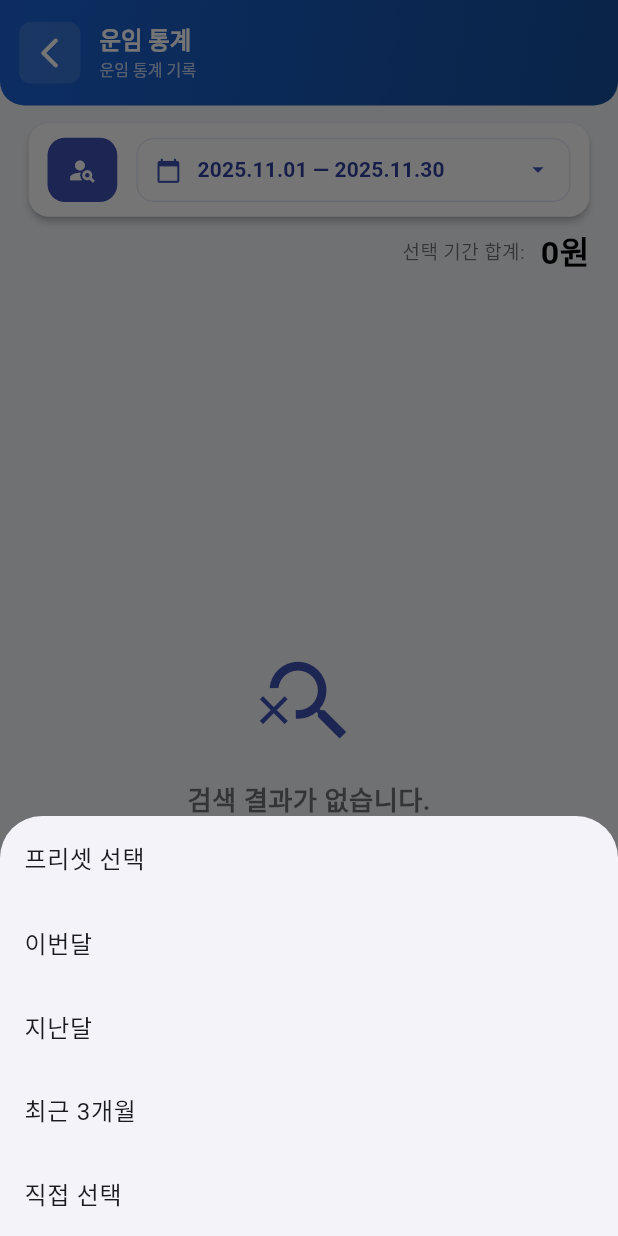
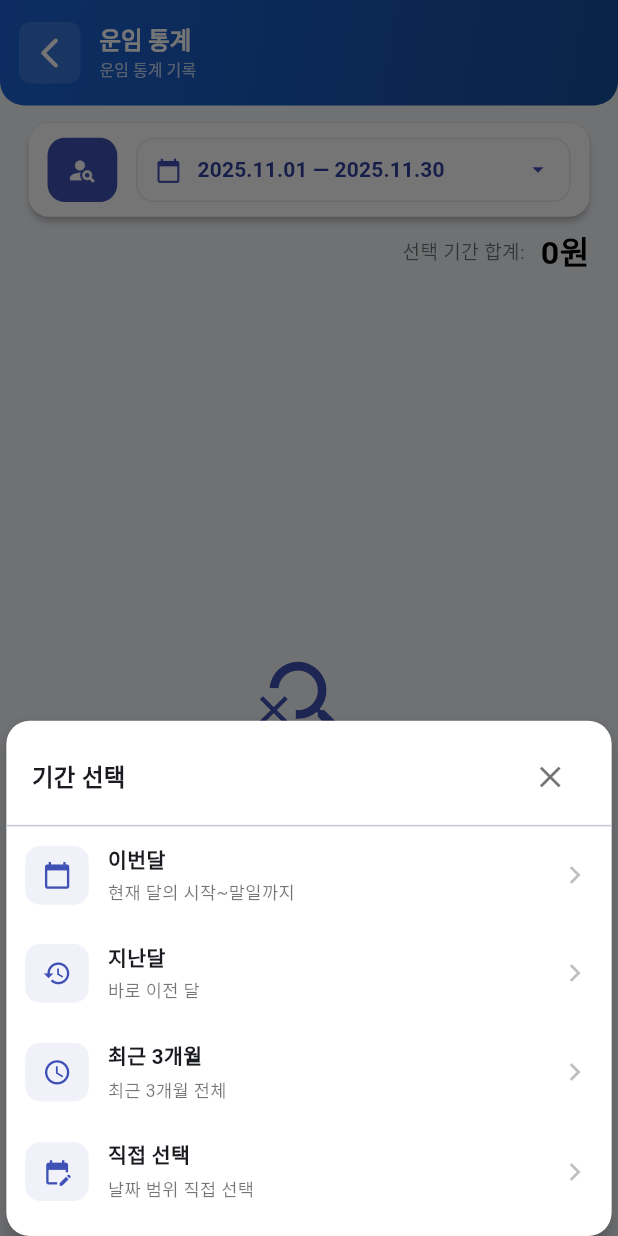
Before and after one commit to jang1231111/line-all-company, a Flutter app: the StatisticsPage screen opened by its route, after a tap on an icon or button, on a phone screen of 412 x 824 dp. Run offline on Flutter 3.47's test engine with Material 3 defaults, Android fonts, the phone set to English and light mode, and no system bars; our stand-ins replace dio, firebase_core, firebase_crashlytics, flutter_dotenv, flutter_riverpod, flutter_screenutil and 5 more; missing offline and left inert: mailer, tutorial_coach_mark; accounts and stored records are empty.

Commit message:
🎨 통계 페이지 디자인 마무리

```diff
--- a/lib/features/condition/presentation/pages/statistics_page.dart
+++ b/lib/features/condition/presentation/pages/statistics_page.dart
@@ -106,7 +106,10 @@ class _StatisticsPageState extends ConsumerState<StatisticsPage> {
       isScrollControlled: true,
       backgroundColor: Colors.transparent,
       builder: (ctx) {
-        return DraggableScrollableSheet(
+        return SafeArea(
+          child: Padding(
+            padding: EdgeInsets.symmetric(horizontal: 4.w),
+            child: DraggableScrollableSheet(
               expand: false,
               initialChildSize: 0.48,
               minChildSize: 0.32,
@@ -117,9 +120,7 @@ class _StatisticsPageState extends ConsumerState<StatisticsPage> {
                     return Container(
                       decoration: BoxDecoration(
                         color: Colors.white,
-                    borderRadius: BorderRadius.vertical(
-                      top: Radius.circular(20.r),
-                    ),
+                        borderRadius: BorderRadius.circular(16.r),
                       ),
                       padding: EdgeInsets.fromLTRB(
                         16.w,
@@ -170,12 +171,19 @@ class _StatisticsPageState extends ConsumerState<StatisticsPage> {
                               controller: controller,
                               autofocus: true,
                               onChanged: (v) => setSt(() {}),
-                          onSubmitted: (v) => Navigator.of(ctx).pop(v.trim()),
+                              onSubmitted: (v) =>
+                                  Navigator.of(ctx).pop(v.trim()),
                               decoration: InputDecoration(
                                 hintText: '화주명 입력',
                                 prefixIcon: Padding(
-                              padding: EdgeInsets.only(left: 8.w, right: 8.w),
-                              child: Icon(Icons.search, color: Colors.indigo),
+                                  padding: EdgeInsets.only(
+                                    left: 8.w,
+                                    right: 8.w,
+                                  ),
+                                  child: Icon(
+                                    Icons.search,
+                                    color: Colors.indigo,
+                                  ),
                                 ),
                                 prefixIconConstraints: BoxConstraints(
                                   minWidth: 40.w,
@@ -224,7 +232,8 @@ class _StatisticsPageState extends ConsumerState<StatisticsPage> {
                               child: ListView.separated(
                                 scrollDirection: Axis.horizontal,
                                 itemCount: suggestions.length,
-                            separatorBuilder: (_, __) => SizedBox(width: 8.w),
+                                separatorBuilder: (_, __) =>
+                                    SizedBox(width: 8.w),
                                 itemBuilder: (c, i) {
                                   final s = suggestions[i];
                                   return GestureDetector(
@@ -236,9 +245,13 @@ class _StatisticsPageState extends ConsumerState<StatisticsPage> {
                                       ),
                                       decoration: BoxDecoration(
                                         color: Colors.indigo.withOpacity(0.06),
-                                    borderRadius: BorderRadius.circular(18.r),
+                                        borderRadius: BorderRadius.circular(
+                                          18.r,
+                                        ),
                                         border: Border.all(
-                                      color: Colors.indigo.withOpacity(0.12),
+                                          color: Colors.indigo.withOpacity(
+                                            0.12,
+                                          ),
                                         ),
                                       ),
 
@@ -308,7 +321,8 @@ class _StatisticsPageState extends ConsumerState<StatisticsPage> {
                                 return ListView.separated(
                                   controller: scrollCtl,
                                   itemCount: list.length,
-                              separatorBuilder: (_, __) => Divider(height: 1.h),
+                                  separatorBuilder: (_, __) =>
+                                      Divider(height: 1.h),
                                   itemBuilder: (_, i) {
                                     final val = list[i];
                                     return ListTile(
@@ -336,27 +350,53 @@ class _StatisticsPageState extends ConsumerState<StatisticsPage> {
                               Expanded(
                                 child: OutlinedButton.icon(
                                   onPressed: () => Navigator.of(ctx).pop(null),
-                              icon: Icon(Icons.close, color: Colors.black54),
-                              label: Text('취소', style: TextStyle(color: Colors.black87)),
+                                  icon: Icon(
+                                    Icons.close,
+                                    color: Colors.black54,
+                                  ),
+                                  label: Text(
+                                    '취소',
+                                    style: TextStyle(color: Colors.black87),
+                                  ),
                                   style: OutlinedButton.styleFrom(
                                     backgroundColor: Colors.white,
-                                side: BorderSide(color: Colors.grey.shade200),
-                                padding: EdgeInsets.symmetric(vertical: 12.h),
-                                shape: RoundedRectangleBorder(borderRadius: BorderRadius.circular(10.r)),
+                                    side: BorderSide(
+                                      color: Colors.grey.shade200,
+                                    ),
+                                    padding: EdgeInsets.symmetric(
+                                      vertical: 12.h,
+                                    ),
+                                    shape: RoundedRectangleBorder(
+                                      borderRadius: BorderRadius.circular(10.r),
+                                    ),
                                   ),
                                 ),
                               ),
                               SizedBox(width: 10.w),
                               Expanded(
                                 child: ElevatedButton.icon(
-                              onPressed: controller.text.trim().isEmpty ? null : () => Navigator.of(ctx).pop(controller.text.trim()),
+                                  onPressed: controller.text.trim().isEmpty
+                                      ? null
+                                      : () => Navigator.of(
+                                          ctx,
+                                        ).pop(controller.text.trim()),
                                   icon: Icon(Icons.search, color: Colors.white),
-                              label: Text('검색', style: TextStyle(color: Colors.white)),
+                                  label: Text(
+                                    '검색',
+                                    style: TextStyle(color: Colors.white),
+                                  ),
                                   style: ElevatedButton.styleFrom(
                                     elevation: 2,
-                                padding: EdgeInsets.symmetric(vertical: 12.h),
-                                backgroundColor: controller.text.trim().isEmpty ? Colors.indigo.shade100 : Colors.indigo,
-                                shape: RoundedRectangleBorder(borderRadius: BorderRadius.circular(10.r)),
+                                    padding: EdgeInsets.symmetric(
+                                      vertical: 12.h,
+                                    ),
+                                    backgroundColor:
+                                        controller.text.trim().isEmpty
+                                        ? Colors.indigo.shade100
+                                        : Colors.indigo,
+                                    shape: RoundedRectangleBorder(
+                                      borderRadius: BorderRadius.circular(10.r),
+                                    ),
                                   ),
                                 ),
                               ),
@@ -368,6 +408,8 @@ class _StatisticsPageState extends ConsumerState<StatisticsPage> {
                   },
                 );
               },
+            ),
+          ),
         );
       },
     );
@@ -385,29 +427,73 @@ class _StatisticsPageState extends ConsumerState<StatisticsPage> {
     final now = DateTime.now();
     final preset = await showModalBottomSheet<String?>(
       context: context,
-      builder: (ctx) => SafeArea(
-        child: Wrap(
+      isScrollControlled: false,
+      backgroundColor: Colors.transparent,
+      builder: (ctx) {
+        return SafeArea(
+          child: Padding(
+            padding: EdgeInsets.symmetric(horizontal: 4.w),
+            child: Material(
+              color: Colors.white,
+              elevation: 6,
+              borderRadius: BorderRadius.circular(16.r),
+              child: Column(
+                mainAxisSize: MainAxisSize.min,
                 children: [
-            ListTile(title: Text('프리셋 선택')),
-            ListTile(
-              title: Text('이번달'),
-              onTap: () => Navigator.of(ctx).pop('this'),
+                  // header
+                  Padding(
+                    padding: EdgeInsets.fromLTRB(16.w, 14.h, 16.w, 8.h),
+                    child: Row(
+                      children: [
+                        Expanded(
+                          child: Text(
+                            '기간 선택',
+                            style: TextStyle(
+                              fontSize: 16.sp,
+                              fontWeight: FontWeight.w700,
                             ),
-            ListTile(
-              title: Text('지난달'),
-              onTap: () => Navigator.of(ctx).pop('last'),
                           ),
-            ListTile(
-              title: Text('최근 3개월'),
-              onTap: () => Navigator.of(ctx).pop('3m'),
                         ),
-            ListTile(
-              title: Text('직접 선택'),
-              onTap: () => Navigator.of(ctx).pop('custom'),
+                        IconButton(
+                          icon: Icon(Icons.close, color: Colors.black54),
+                          onPressed: () => Navigator.of(ctx).pop(null),
                         ),
                       ],
                     ),
                   ),
+                  Divider(height: 1.h, thickness: 1),
+
+                  // options
+                  _presetTile(
+                    ctx,
+                    Icons.calendar_today,
+                    '이번달',
+                    '현재 달의 시작~말일까지',
+                    'this',
+                  ),
+                  _presetTile(ctx, Icons.history, '지난달', '바로 이전 달', 'last'),
+                  _presetTile(
+                    ctx,
+                    Icons.access_time,
+                    '최근 3개월',
+                    '최근 3개월 전체',
+                    '3m',
+                  ),
+                  _presetTile(
+                    ctx,
+                    Icons.edit_calendar,
+                    '직접 선택',
+                    '날짜 범위 직접 선택',
+                    'custom',
+                  ),
+
+                  SizedBox(height: 10.h),
+                ],
+              ),
+            ),
+          ),
+        );
+      },
     );
     if (preset == null) return;
     if (preset == 'this') {
@@ -1357,4 +1443,54 @@ class _StatisticsPageState extends ConsumerState<StatisticsPage> {
       ],
     );
   }
+
+  Widget _presetTile(
+    BuildContext ctx,
+    IconData icon,
+    String title,
+    String subtitle,
+    String value,
+  ) {
+    return InkWell(
+      onTap: () => Navigator.of(ctx).pop(value),
+      borderRadius: BorderRadius.circular(12.r),
+      child: Padding(
+        padding: EdgeInsets.symmetric(horizontal: 12.w, vertical: 12.h),
+        child: Row(
+          children: [
+            Container(
+              width: 40.w,
+              height: 40.h,
+              decoration: BoxDecoration(
+                color: Colors.indigo.withOpacity(0.08),
+                borderRadius: BorderRadius.circular(10.r),
+              ),
+              child: Icon(icon, color: Colors.indigo, size: 20.sp),
+            ),
+            SizedBox(width: 12.w),
+            Expanded(
+              child: Column(
+                crossAxisAlignment: CrossAxisAlignment.start,
+                children: [
+                  Text(
+                    title,
+                    style: TextStyle(
+                      fontSize: 14.sp,
+                      fontWeight: FontWeight.w600,
+                    ),
+                  ),
+                  SizedBox(height: 4.h),
+                  Text(
+                    subtitle,
+                    style: TextStyle(fontSize: 12.sp, color: Colors.black54),
+                  ),
+                ],
+              ),
+            ),
+            Icon(Icons.chevron_right, color: Colors.black26),
+          ],
+        ),
+      ),
+    );
   }
+}
```
Lines whose indentation alone changed are shown as unchanged.
